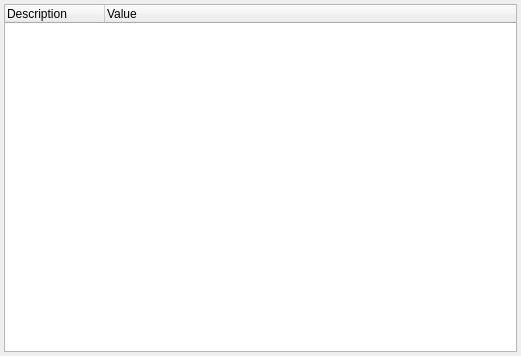
This is src/statuswidget.ui in 6676401088/jackcontrol as Qt 5 draws it before an edit. The edited form follows.
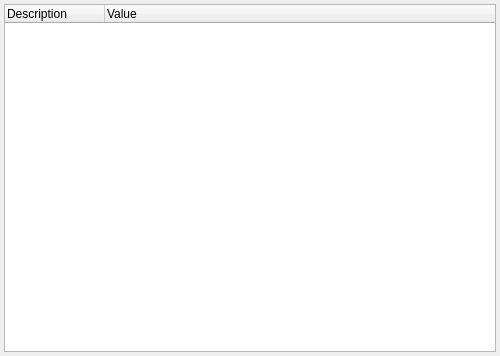
This is the edited form. Icons and pictures are not drawn.

Diff of the .ui file:
```diff
--- a/src/statuswidget.ui
+++ b/src/statuswidget.ui
@@ -26,7 +26,7 @@
    <rect>
     <x>0</x>
     <y>0</y>
-    <width>521</width>
+    <width>500</width>
     <height>356</height>
    </rect>
   </property>
@@ -36,6 +36,12 @@
     <verstretch>0</verstretch>
    </sizepolicy>
   </property>
+  <property name="minimumSize">
+   <size>
+    <width>500</width>
+    <height>0</height>
+   </size>
+  </property>
   <property name="windowTitle">
    <string>Messages / Status - JACK Audio Connection Kit</string>
   </property>
```
